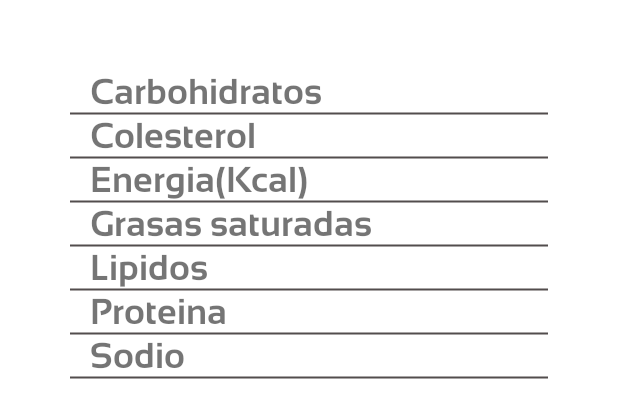
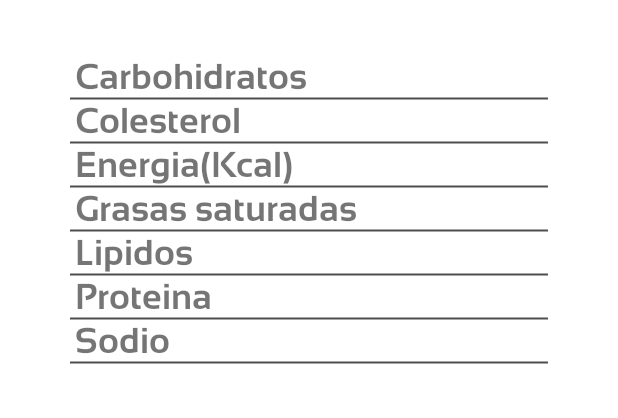
Before and after one commit to AlejoPal/AppValorNutricional, an Android app: the layout tabla_alimentos.xml on its own in the app's theme, with its tools: preview values and no code run, on a phone screen of 412 x 824 dp. Shown: the top 418 px of the screen. Run offline under Robolectric (Android 15) with nearby library versions, the phone set to English and light mode, and no system bars.

Commit message:
la funcionalidad esta correcta

```diff
--- a/app/src/main/java/com/aproyectousco/valornutricionalalimentoscolombianos/InformacionGeneral.java
+++ b/app/src/main/java/com/aproyectousco/valornutricionalalimentoscolombianos/InformacionGeneral.java
@@ -201,6 +201,9 @@ public class InformacionGeneral extends AppCompatActivity {
                         Double lipidos = comidaSnapshot.child("Lipidos").getValue(Double.class);
                         Double proteinas = comidaSnapshot.child("Proteina").getValue(Double.class);
                         Double sodio = comidaSnapshot.child("Sodio").getValue(Double.class);
+                        TablaItem tablaItemR = new TablaItem("Resumen", String.valueOf(carbohidratos), String.valueOf(colesterol), String.valueOf(energia), String.valueOf(gsat), String.valueOf(lipidos), String.valueOf(proteinas), String.valueOf(sodio));
+                        alimentosList.add(tablaItemR);
+
 
                         // Recorrer los alimentos de esta comida y agregarlos a la lista correspondiente
                         DataSnapshot alimentosSnapshot = comidaSnapshot.child("Alimentos");
--- a/app/src/main/res/layout/tabla_alimentos.xml
+++ b/app/src/main/res/layout/tabla_alimentos.xml
@@ -2,8 +2,7 @@
 <androidx.appcompat.widget.LinearLayoutCompat xmlns:android="http://schemas.android.com/apk/res/android"
     xmlns:app="http://schemas.android.com/apk/res-auto"
     android:layout_width="match_parent"
-    android:layout_height="match_parent"
-    android:layout_margin="10dp">
+    android:layout_height="250dp">
 
     <LinearLayout
         android:layout_width="match_parent"
```
Also changed, not shown: app/src/main/java/com/aproyectousco/valornutricionalalimentoscolombianos/VPAdapter.java (+7 -0 lines).
